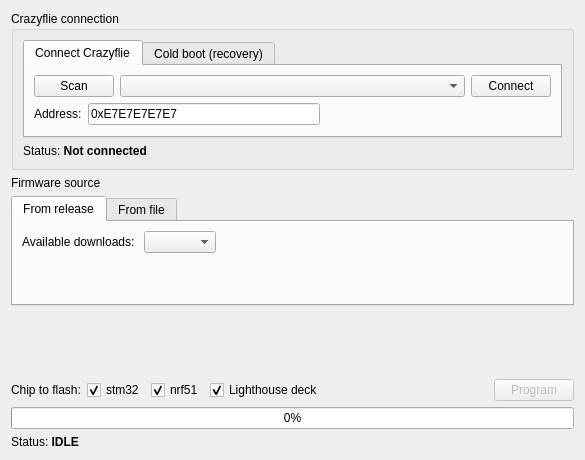
bitcraze/crazyflie-clients-python, file src/cfclient/ui/dialogs/bootloader.ui: the form before one commit.
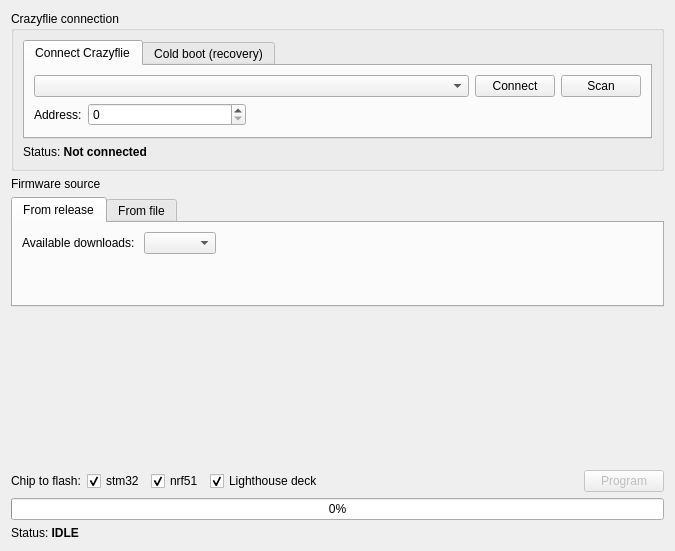
The form after the commit. Custom widgets are drawn as their Qt base class.

Commit message: #473 Synchronize connectivity UI in main window and boot loader dialog

```diff
--- a/src/cfclient/ui/dialogs/bootloader.ui
+++ b/src/cfclient/ui/dialogs/bootloader.ui
@@ -12,8 +12,8 @@
    <rect>
     <x>0</x>
     <y>0</y>
-    <width>585</width>
-    <height>460</height>
+    <width>675</width>
+    <height>551</height>
    </rect>
   </property>
   <property name="windowTitle">
@@ -40,13 +40,6 @@
            <layout class="QVBoxLayout" name="verticalLayout_4">
             <item>
              <layout class="QHBoxLayout" name="horizontalLayout_5">
-              <item>
-               <widget class="QPushButton" name="scanButton">
-                <property name="text">
-                 <string>Scan</string>
-                </property>
-               </widget>
-              </item>
               <item>
                <widget class="QComboBox" name="comboBox">
                 <property name="sizePolicy">
@@ -64,6 +57,13 @@
                 </property>
                </widget>
               </item>
+              <item>
+               <widget class="QPushButton" name="scanButton">
+                <property name="text">
+                 <string>Scan</string>
+                </property>
+               </widget>
+              </item>
              </layout>
             </item>
             <item>
@@ -76,9 +76,18 @@
                </widget>
               </item>
               <item>
-               <widget class="QLineEdit" name="scanAddress">
-                <property name="text">
-                 <string>0xE7E7E7E7E7</string>
+               <widget class="HexSpinBox" name="address">
+                <property name="sizePolicy">
+                 <sizepolicy hsizetype="Fixed" vsizetype="Fixed">
+                  <horstretch>0</horstretch>
+                  <verstretch>0</verstretch>
+                 </sizepolicy>
+                </property>
+                <property name="minimumSize">
+                 <size>
+                  <width>158</width>
+                  <height>0</height>
+                 </size>
                 </property>
                </widget>
               </item>
@@ -369,6 +378,13 @@
    </item>
   </layout>
  </widget>
+ <customwidgets>
+  <customwidget>
+   <class>HexSpinBox</class>
+   <extends>QSpinBox</extends>
+   <header>cfclient.ui.widgets.hexspinbox</header>
+  </customwidget>
+ </customwidgets>
  <resources/>
  <connections/>
 </ui>
```
Left out of the diff: 2 changed lines with no effect on the pictures. The commit also changes 5 other files.
